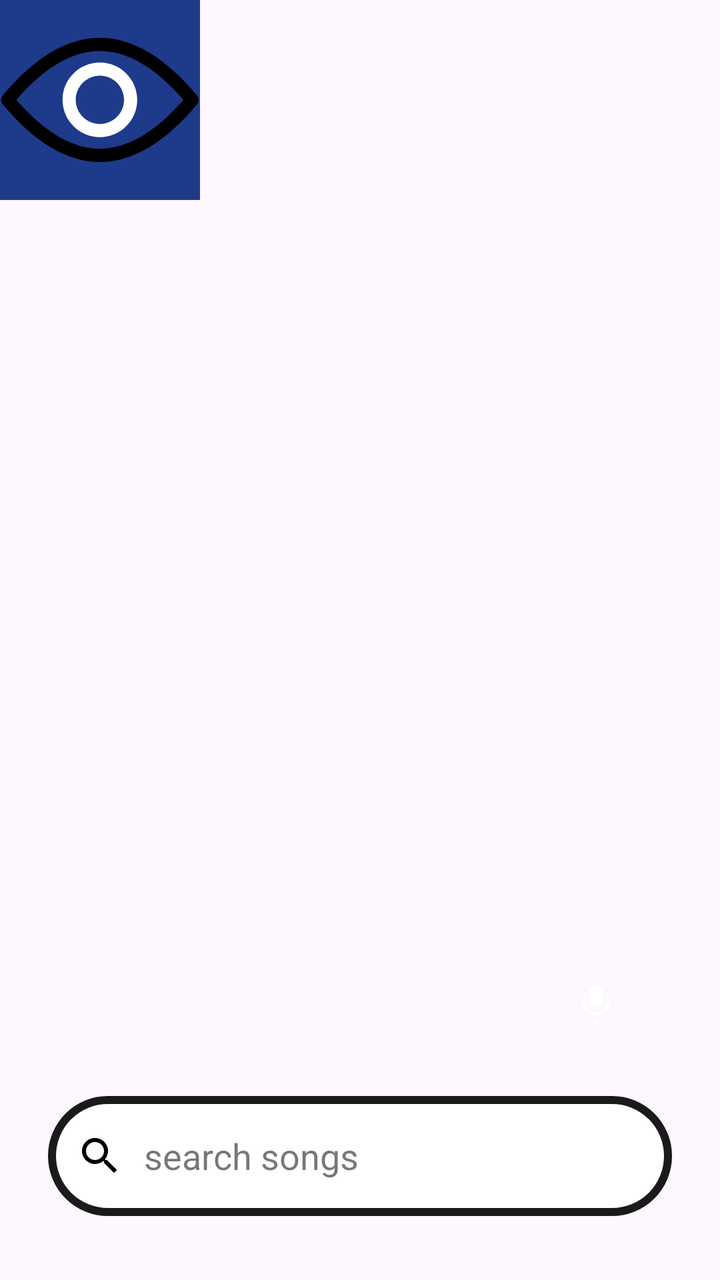
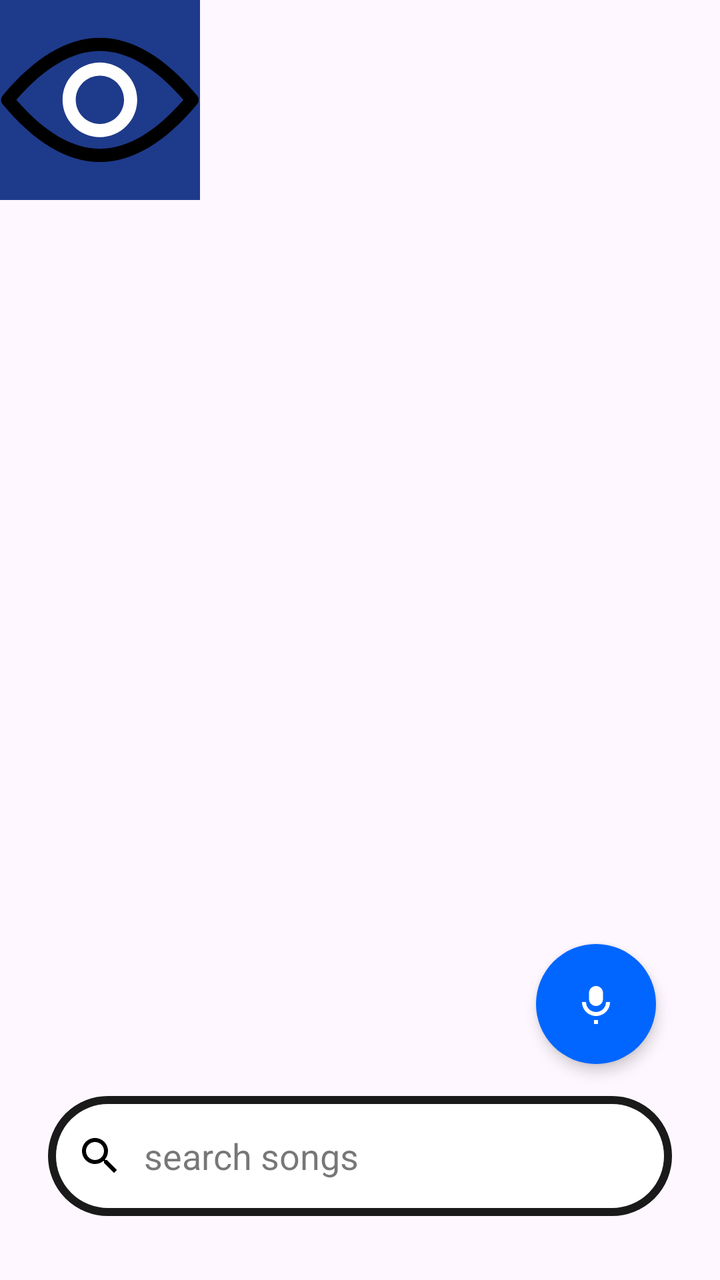

The first picture is an Android layout as it rendered before a commit; the second is the same layout after the commit. The layout source and the unified diff follow.
<!-- AndroidManifest.xml: application theme Theme.MyApplication -->
<!-- res/layout/activity_main_auth.xml -->
<?xml version="1.0" encoding="utf-8"?>
<androidx.constraintlayout.widget.ConstraintLayout
        xmlns:android="http://schemas.android.com/apk/res/android"
        xmlns:app="http://schemas.android.com/apk/res-auto"
        android:id="@+id/root"
        android:layout_width="match_parent"
        android:layout_height="match_parent">

    <ImageButton
            android:id="@+id/btn_open_playlists"
            android:layout_width="100dp"
            android:layout_height="100dp"
            android:background="#1E3A8A"
            android:contentDescription="@string/ver_playlists"
            app:srcCompat="@drawable/eye"
            android:adjustViewBounds="true"
            android:scaleType="fitCenter"
            android:padding="0dp"
            android:cropToPadding="false"
            app:layout_constraintStart_toStartOf="parent"
            app:layout_constraintTop_toTopOf="parent" />

    <ImageButton
            android:id="@+id/btn_shazam"
            android:layout_width="60dp"
            android:layout_height="60dp"
            android:layout_marginEnd="32dp"
            android:layout_marginBottom="16dp"
            android:background="@drawable/circulo_shazam"
            android:src="@drawable/ic_mic_white"
            android:contentDescription="Reconhecimento de música"
            app:tint="@android:color/white"
            android:elevation="4dp"
            app:layout_constraintEnd_toEndOf="parent"
            app:layout_constraintBottom_toTopOf="@id/search_bar_container" />
    <androidx.recyclerview.widget.RecyclerView
            android:id="@+id/rv_trending"
            android:layout_width="match_parent"
            android:layout_height="200dp"
            android:layout_marginTop="12dp"
            android:layout_marginBottom="12dp"
            app:layout_constraintTop_toBottomOf="@id/btn_open_playlists"
            app:layout_constraintBottom_toTopOf="@id/search_bar_container"
            app:layout_constraintStart_toStartOf="parent"
            app:layout_constraintEnd_toEndOf="parent"
            android:clipToPadding="false"
            android:paddingStart="20dp"
            android:paddingEnd="20dp"
            android:overScrollMode="never"/>

    <LinearLayout
            android:id="@+id/search_bar_container"
            android:layout_width="0dp"
            android:layout_height="60dp"
            android:layout_marginStart="24dp"
            android:layout_marginEnd="24dp"
            android:layout_marginBottom="32dp"
            android:orientation="horizontal"
            android:gravity="center_vertical"
            android:background="@drawable/bg_search_pill"
            android:paddingStart="12dp"
            android:paddingEnd="16dp"
            app:layout_constraintStart_toStartOf="parent"
            app:layout_constraintEnd_toEndOf="parent"
            app:layout_constraintBottom_toBottomOf="parent">

        <ImageButton
                android:id="@+id/btn_search_icon"
                android:layout_width="28dp"
                android:layout_height="28dp"
                android:background="@android:color/transparent"
                android:tint="@android:color/black"
                android:contentDescription="@string/search"
                app:srcCompat="@drawable/ic_search_24" />

        <EditText
                android:id="@+id/searchInput"
                android:layout_width="0dp"
                android:layout_height="wrap_content"
                android:layout_weight="1"
                android:layout_marginStart="8dp"
                android:hint="@string/search_songs_artists"
                android:imeOptions="actionSearch"
                android:inputType="text"
                android:singleLine="true"
                android:textColor="@android:color/black"
                android:textColorHint="#88000000"
                android:background="@android:color/transparent" />
    </LinearLayout>

</androidx.constraintlayout.widget.ConstraintLayout>
<!-- resources referenced by this layout -->
<resources>
  <!-- drawable bg_search_pill (drawable) -->
  <?xml version="1.0" encoding="utf-8"?>
  <shape xmlns:android="http://schemas.android.com/apk/res/android"
         android:shape="rectangle">
  
      
      <corners android:radius="40dp" />
  
      
      <stroke
              android:width="4dp"
              android:color="#1A1A1A" />
  
      
      <solid android:color="@android:color/white" />
  
      
      <padding
              android:left="16dp"
              android:right="16dp"
              android:top="8dp"
              android:bottom="8dp" />
  
  </shape>
  <!-- drawable eye (drawable) -->
  <vector xmlns:android="http://schemas.android.com/apk/res/android"
      android:width="256dp"
      android:height="256dp"
      android:viewportWidth="256"
      android:viewportHeight="256">
  
  
    <path
        android:pathData="M127.86,207.28c-41.78,0 -83.67,-24.91 -124.5,-74.03c-2.6,-3.12 -2.6,-7.65 0,-10.78C44.19,73.35 86.07,48.44 127.86,48.44c41.78,0 83.67,24.91 124.5,74.03c2.6,3.12 2.6,7.65 0,10.78C211.52,182.37 169.64,207.28 127.86,207.28zM20.89,127.86C56.85,169.38 92.81,190.42 127.86,190.42c35.05,0 71.01,-21.04 106.97,-62.56C198.87,86.34 162.91,65.3 127.86,65.3C92.81,65.3 56.85,86.34 20.89,127.86z"
        android:strokeLineJoin="miter"
        android:strokeWidth="2.81"
        android:fillColor="#000"
        android:fillType="nonZero"
        android:strokeColor="#00000000"
        android:strokeLineCap="butt"/>
    <path
        android:pathData="M127.86,175.63c-26.34,0 -47.77,-21.43 -47.77,-47.77s21.43,-47.77 47.77,-47.77s47.77,21.43 47.77,47.77S154.2,175.63 127.86,175.63zM127.86,96.95c-17.04,0 -30.91,13.87 -30.91,30.91s13.87,30.91 30.91,30.91s30.91,-13.87 30.91,-30.91S144.9,96.95 127.86,96.95z"
        android:strokeLineJoin="miter"
        android:strokeWidth="2.81"
        android:fillColor="#FFFFFF"
        android:fillType="nonZero"
        android:strokeColor="#00000000"
        android:strokeLineCap="butt"/>
  </vector>
  <!-- drawable ic_mic_white (drawable) -->
  <?xml version="1.0" encoding="utf-8"?>
  <vector xmlns:android="http://schemas.android.com/apk/res/android"
          android:width="24dp"
          android:height="24dp"
          android:viewportWidth="24"
          android:viewportHeight="24">
  
      
      <path
              android:fillColor="#FFFFFFFF"
              android:pathData="M12,3c-1.93,0 -3.5,1.57 -3.5,3.5v3c0,1.93 1.57,3.5 3.5,3.5s3.5-1.57 3.5-3.5v-3C15.5,4.57 13.93,3 12,3z"/>
  
      
      <path
              android:fillColor="#FFFFFFFF"
              android:pathData="M19,11c0,3.87 -3.13,7 -7,7s-7-3.13 -7-7h2c0,2.76 2.24,5 5,5s5-2.24 5-5h2z"/>
  
      
      <path
              android:fillColor="#FFFFFFFF"
              android:pathData="M11,20v2h2v-2h-2z"/>
  </vector>
  <!-- drawable ic_search_24 (drawable) -->
  <vector xmlns:android="http://schemas.android.com/apk/res/android" android:height="24dp" android:tint="#000000" android:viewportHeight="24" android:viewportWidth="24" android:width="24dp">
        
      <path android:fillColor="@android:color/white" android:pathData="M15.5,14h-0.79l-0.28,-0.27C15.41,12.59 16,11.11 16,9.5 16,5.91 13.09,3 9.5,3S3,5.91 3,9.5 5.91,16 9.5,16c1.61,0 3.09,-0.59 4.23,-1.57l0.27,0.28v0.79l5,4.99L20.49,19l-4.99,-5zM9.5,14C7.01,14 5,11.99 5,9.5S7.01,5 9.5,5 14,7.01 14,9.5 11.99,14 9.5,14z"/>
      
  </vector>
  <string name="search">search</string>
  <string name="search_songs_artists">search songs</string>
  <string name="ver_playlists">Ver playlists</string>
  <style name="Theme.MyApplication" parent="Base.Theme.MyApplication" />
  <style name="Base.Theme.MyApplication" parent="Theme.Material3.DayNight.NoActionBar">
          
          
      </style>
</resources>

<!-- the commit's change to res/layout/activity_main_auth.xml (unified diff, before → after) -->
@@ -26,7 +26,7 @@
             android:layout_height="60dp"
             android:layout_marginEnd="32dp"
             android:layout_marginBottom="16dp"
-            android:background="@drawable/circulo_shazam"
+            android:background="@drawable/circle_shazam"
             android:src="@drawable/ic_mic_white"
             android:contentDescription="Reconhecimento de música"
             app:tint="@android:color/white"
@@ -69,7 +69,7 @@
                 android:layout_width="28dp"
                 android:layout_height="28dp"
                 android:background="@android:color/transparent"
-                android:tint="@android:color/black"
+                app:tint="@android:color/black"
                 android:contentDescription="@string/search"
                 app:srcCompat="@drawable/ic_search_24" />
 
<!-- resource entries referenced after the edit -->
@@ -23,6 +23,15 @@
               android:top="8dp"
               android:bottom="8dp" />
   
+  </shape>
+  <!-- drawable circle_shazam (drawable) -->
+  <?xml version="1.0" encoding="utf-8"?>
+  <shape xmlns:android="http://schemas.android.com/apk/res/android"
+         android:shape="oval">
+  
+      <solid android:color="#0066FF"/>
+  
+      <size android:width="60dp" android:height="60dp"/>
   </shape>
   <!-- drawable eye (drawable) -->
   <vector xmlns:android="http://schemas.android.com/apk/res/android"
